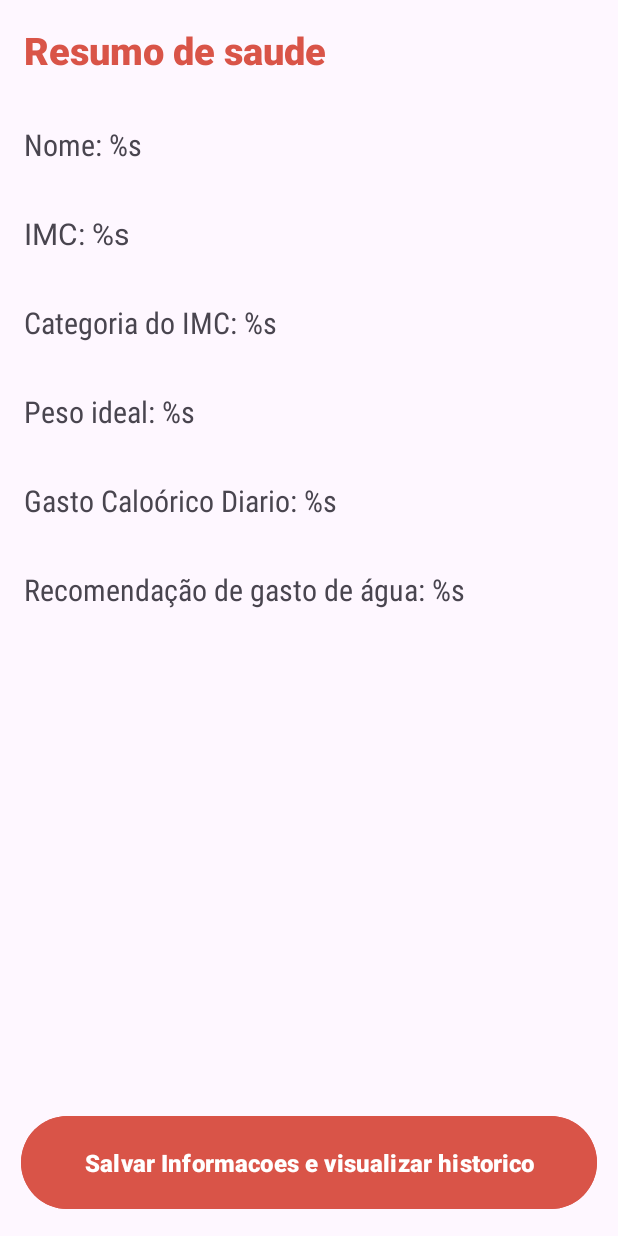
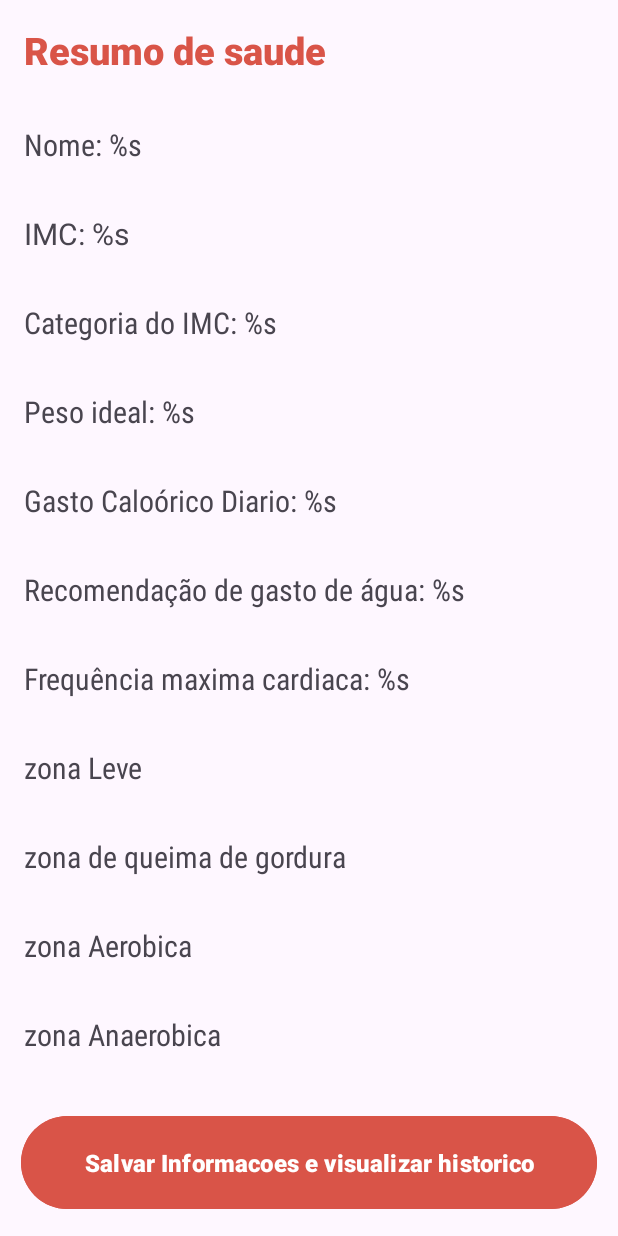
Before and after one commit to Analiviamotta/ImFitPlus, an Android app: the Resume screen opened directly, with no data from a screen before it, on a phone screen of 412 x 824 dp. Run offline under Robolectric (Android 15) with nearby library versions, the phone set to English and light mode, and no system bars.

Commit message:
feat: implements additional requisit

```diff
--- a/app/src/main/java/br/edu/ifsp/scl/ads/prdm/sc3033945/imfitplus/model/History.kt
+++ b/app/src/main/java/br/edu/ifsp/scl/ads/prdm/sc3033945/imfitplus/model/History.kt
@@ -13,5 +13,6 @@ data class HistoryDTO(
     var imc: Double = 0.0,
     var idealWeight: Double = 0.0,
     var category: Category = Category.OVERWEIGHT,
-    var tmb: Double = 0.0
+    var tmb: Double = 0.0,
+    var fmc: Int = 0
 )
--- a/app/src/main/java/br/edu/ifsp/scl/ads/prdm/sc3033945/imfitplus/model/HistorySqlite.kt
+++ b/app/src/main/java/br/edu/ifsp/scl/ads/prdm/sc3033945/imfitplus/model/HistorySqlite.kt
@@ -26,6 +26,7 @@ class HistorySqlite(context: Context): HistoryDAO {
         private const val IDEAL_WEIGHT_COLUMN = "idealWeight"
         private const val CATEGORY_COLUMN = "category"
         private const val TMB_COLUMN = "tmb"
+        private const val FCMAX_COLUMN = "fcmax"
 
         private val CREATE_HISTORY_TABLE_STATEMENT =
             "CREATE TABLE IF NOT EXISTS $HISTORY_TABLE (" +
@@ -40,6 +41,7 @@ class HistorySqlite(context: Context): HistoryDAO {
                     "$IDEAL_WEIGHT_COLUMN REAL NOT NULL, " +
                     "$CATEGORY_COLUMN TEXT NOT NULL, " +
                     "$TMB_COLUMN REAL NOT NULL, " +
+                    "$FCMAX_COLUMN REAL NOT NULL, " +
                     "FOREIGN KEY ($USER_ID_COLUMN) REFERENCES user(id) " +
                     "ON DELETE CASCADE" +
                     ");"
@@ -135,6 +137,7 @@ class HistorySqlite(context: Context): HistoryDAO {
         put(IDEAL_WEIGHT_COLUMN, idealWeight)
         put(CATEGORY_COLUMN, category.name)
         put(TMB_COLUMN, tmb)
+        put(FCMAX_COLUMN, fmc)
     }
 
     private fun Cursor.toHistory() = HistoryDTO(
@@ -150,6 +153,7 @@ class HistorySqlite(context: Context): HistoryDAO {
          getDouble(getColumnIndexOrThrow(IMC_COLUMN)),
          getDouble(getColumnIndexOrThrow(IDEAL_WEIGHT_COLUMN)),
          Category.valueOf(getString(getColumnIndexOrThrow(CATEGORY_COLUMN))),
-        getDouble(getColumnIndexOrThrow(TMB_COLUMN))
+        getDouble(getColumnIndexOrThrow(TMB_COLUMN)),
+        getInt(getColumnIndexOrThrow(FCMAX_COLUMN))
     )
 }
--- a/app/src/main/java/br/edu/ifsp/scl/ads/prdm/sc3033945/imfitplus/model/User.kt
+++ b/app/src/main/java/br/edu/ifsp/scl/ads/prdm/sc3033945/imfitplus/model/User.kt
@@ -2,6 +2,7 @@ package br.edu.ifsp.scl.ads.prdm.sc3033945.imfitplus.model
 
 import android.os.Parcelable
 import kotlinx.parcelize.Parcelize
+import java.time.LocalDate
 import java.time.LocalDateTime
 
 @Parcelize
@@ -13,5 +14,6 @@ data class UserDTO(
     var weight: Double = 0.0,
     var gender: Gender = Gender.Female,
     var createdAt: LocalDateTime = LocalDateTime.now(),
-    var activityLevel: ActivityLevel = ActivityLevel.Sedentary
+    var activityLevel: ActivityLevel = ActivityLevel.Sedentary,
+    var birthDate: LocalDate = LocalDate.now()
 ): Parcelable
--- a/app/src/main/res/layout/activity_resume.xml
+++ b/app/src/main/res/layout/activity_resume.xml
@@ -114,6 +114,77 @@
             android:layout_width="match_parent"
             android:layout_height="wrap_content"
             android:textAlignment="textStart" />
+
+        <TextView
+            android:id="@+id/fcMaxTv"
+
+            android:text="@string/frequ_ncia_maxima_cardiaca_s"
+
+            android:fontFamily="sans-serif-condensed"
+
+            android:padding="16dp"
+            android:textSize="20sp"
+
+            android:layout_width="match_parent"
+            android:layout_height="wrap_content"
+            android:textAlignment="textStart" />
+
+        <TextView
+            android:id="@+id/zonaLeveTv"
+
+            android:text="zona Leve"
+
+
+            android:fontFamily="sans-serif-condensed"
+
+            android:padding="16dp"
+            android:textSize="20sp"
+
+            android:layout_width="match_parent"
+            android:layout_height="wrap_content"
+            android:textAlignment="textStart" />
+
+        <TextView
+            android:id="@+id/zonaQuimaTv"
+            android:text="zona de queima de gordura"
+
+
+            android:fontFamily="sans-serif-condensed"
+
+            android:padding="16dp"
+            android:textSize="20sp"
+
+            android:layout_width="match_parent"
+            android:layout_height="wrap_content"
+            android:textAlignment="textStart" />
+
+        <TextView
+            android:id="@+id/zonaAerobicaTv"
+            android:text="zona Aerobica"
+
+
+            android:fontFamily="sans-serif-condensed"
+
+            android:padding="16dp"
+            android:textSize="20sp"
+
+            android:layout_width="match_parent"
+            android:layout_height="wrap_content"
+            android:textAlignment="textStart" />
+
+        <TextView
+            android:id="@+id/zonaAnaerobicaTv"
+            android:text="zona Anaerobica"
+
+
+            android:fontFamily="sans-serif-condensed"
+
+            android:padding="16dp"
+            android:textSize="20sp"
+
+            android:layout_width="match_parent"
+            android:layout_height="wrap_content"
+            android:textAlignment="textStart" />
     </LinearLayout>
 
     <Button
--- a/app/src/main/res/values/strings.xml
+++ b/app/src/main/res/values/strings.xml
@@ -46,4 +46,5 @@
     <string name="save_bt_label">Salvar Informacoes e visualizar historico</string>
     <string name="history_button_label">Visualizar histórico</string>
     <string name="return_to_init_screen">Voltar para o inicio</string>
+    <string name="frequ_ncia_maxima_cardiaca_s">Frequência maxima cardiaca: %s</string>
 </resources>
```
Also changed, not shown: app/src/main/java/br/edu/ifsp/scl/ads/prdm/sc3033945/imfitplus/model/UserSqlite.kt (+7 -2 lines), app/src/main/java/br/edu/ifsp/scl/ads/prdm/sc3033945/imfitplus/ui/PersonalDataFormActivity.kt (+7 -1 lines), app/src/main/java/br/edu/ifsp/scl/ads/prdm/sc3033945/imfitplus/ui/Resume.kt (+27 -2 lines), app/src/main/res/layout/activity_personal_data_form.xml (+34 -0 lines).
